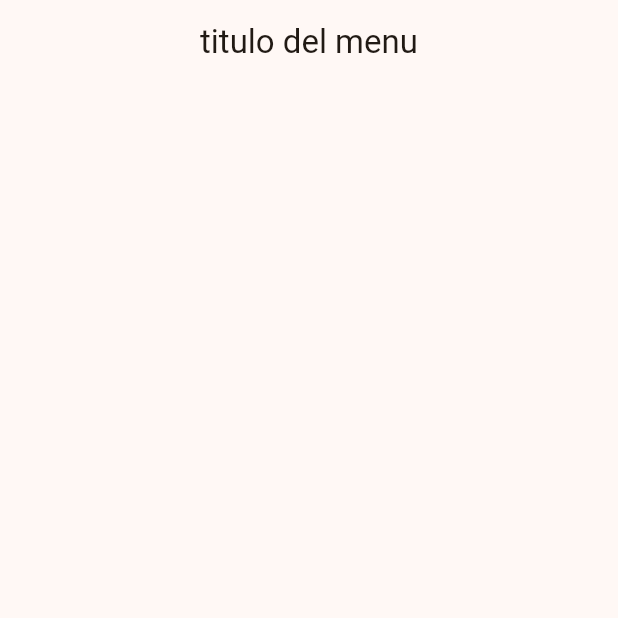
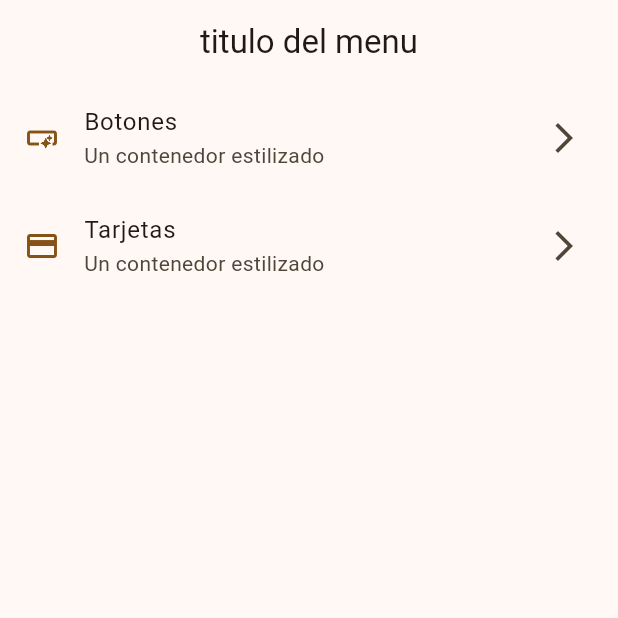
Before and after one commit to DIoads/widgets_app, a Flutter app: the screen it shows after launch, on a phone screen of 412 x 824 dp, the top half of it. Run offline on Flutter 3.47's test engine with Material 3 defaults, Android fonts, the phone set to English and light mode, and no system bars.

Commit message:
20-Marzo-2024 listbuilder para mostrar menu

```diff
--- a/lib/config/menu/menu_items.dart
+++ b/lib/config/menu/menu_items.dart
@@ -15,13 +15,13 @@ class MenuItem {
 
 const appMenuItems = <MenuItem>[
   MenuItem(
-      title: 'Botones',
-      subtitle: 'Varios botones en Flutter Material',
-      link: '/buttons',
+      title: "Botones",
+      subtitle: "Un contenedor estilizado",
+      link: "/buttons",
       icon: Icons.smart_button_outlined),
   MenuItem(
-      title: 'Tarjetas',
-      subtitle: 'Un contenedor estilizado',
-      link: '/card',
+      title: "Tarjetas",
+      subtitle: "Un contenedor estilizado",
+      link: "/cards",
       icon: Icons.credit_card)
 ];
--- a/lib/config/theme/app_theme.dart
+++ b/lib/config/theme/app_theme.dart
@@ -1,6 +1,6 @@
 import 'package:flutter/material.dart';
 
-const List<Color> _colorList = [
+const List<Color> _colorTheme = [
   Colors.red,
   Colors.orange,
   Colors.white,
@@ -15,16 +15,15 @@ const List<Color> _colorList = [
 ];
 
 class Apptheme {
-  final int _selectedColor;
+  final int selectColor;
 
-  Apptheme({required int selectColor})
-      : _selectedColor = selectColor,
-        assert(selectColor >= 0 && selectColor < _colorList.length,
-            'Elegir un valor entre el rango 0 y ${_colorList.length - 1}');
+  Apptheme({required this.selectColor})
+      : assert(selectColor >= 0 && selectColor < _colorTheme.length,
+            'Elegir un valor entre el rango 0 y ${_colorTheme.length - 1}');
 
   ThemeData getTheme() => ThemeData(
       useMaterial3: true,
-      colorSchemeSeed: _colorList[_selectedColor],
+      colorSchemeSeed: _colorTheme[selectColor],
       brightness: Brightness.light,
       appBarTheme: const AppBarTheme(centerTitle: true));
 }
--- a/lib/main.dart
+++ b/lib/main.dart
@@ -14,7 +14,7 @@ class MainApp extends StatelessWidget {
     return MaterialApp(
       debugShowCheckedModeBanner: false,
       theme: Apptheme(selectColor: 1).getTheme(),
-      home: const HomeScreen(),
+      home: const Scaffold(body: HomeScreen()),
     );
   }
 }
--- a/lib/presentation/screens/home/home.dart
+++ b/lib/presentation/screens/home/home.dart
@@ -1,4 +1,6 @@
 import 'package:flutter/material.dart';
+import 'package:widgets_app/config/menu/menu_items.dart';
+import 'package:widgets_app/presentation/widgets/custom_list_title.dart';
 
 class HomeScreen extends StatelessWidget {
   const HomeScreen({super.key});
@@ -9,6 +11,21 @@ class HomeScreen extends StatelessWidget {
       appBar: AppBar(
         title: const Text("titulo del menu"),
       ),
+      body: const _HomeView(),
     );
   }
 }
+
+class _HomeView extends StatelessWidget {
+  const _HomeView();
+
+  @override
+  Widget build(BuildContext context) {
+    return ListView.builder(
+        itemCount: appMenuItems.length, itemBuilder: _getmenuList);
+  }
+
+  Widget _getmenuList(context, index) => CustomListTitle(
+        item: appMenuItems[index],
+      );
+}
--- /dev/null
+++ b/lib/presentation/widgets/custom_list_title.dart
@@ -0,0 +1,22 @@
+import 'package:flutter/material.dart';
+import 'package:widgets_app/config/menu/menu_items.dart';
+
+class CustomListTitle extends StatelessWidget {
+  const CustomListTitle({super.key, required this.item});
+
+  final MenuItem item;
+
+  @override
+  Widget build(BuildContext context) {
+    final colors = Theme.of(context).colorScheme;
+    return ListTile(
+      leading: Icon(item.icon, color: colors.primary),
+      trailing: const Icon(Icons.arrow_forward_ios_outlined),
+      title: Text(item.title),
+      subtitle: Text(item.subtitle),
+      onTap: () {
+        print('Llamado de la liga a donde ir ${item.link}');
+      },
+    );
+  }
+}
```
